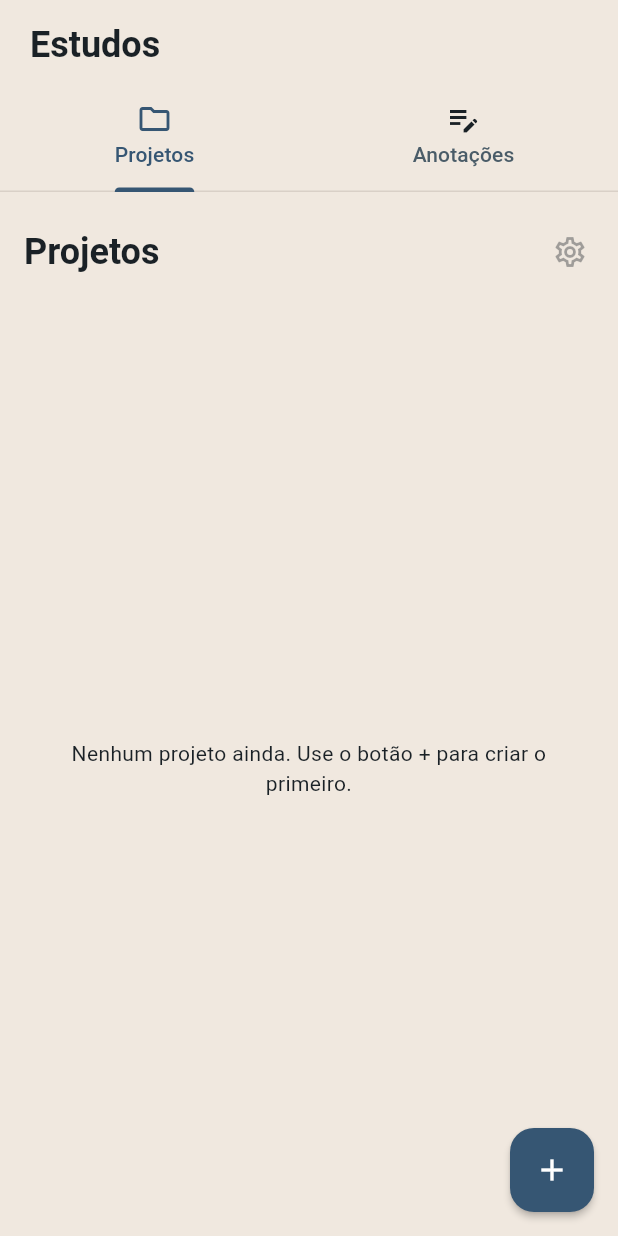
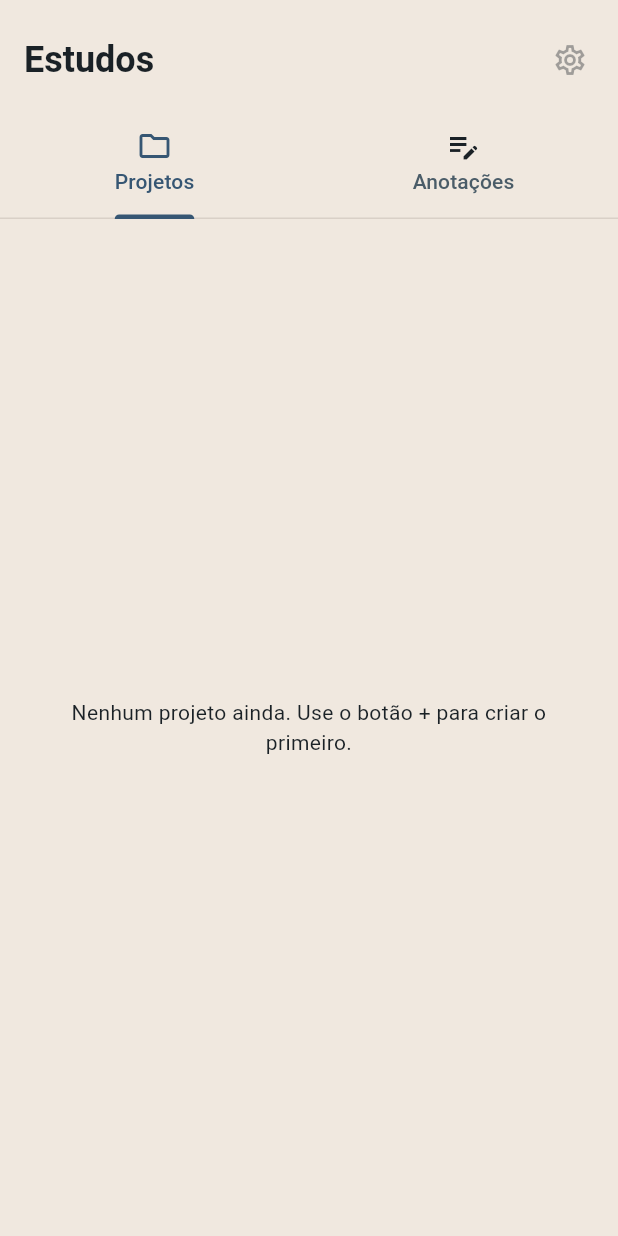
Before and after one commit to ArthurM749/app_estudos, a Flutter app: the EstudosScreen screen opened directly, on a phone screen of 412 x 824 dp. Run offline on Flutter 3.47's test engine with Material 3 defaults, Android fonts, the phone set to English and light mode, and no system bars; our stand-ins replace fl_chart, image_picker, sqflite, sqflite_common_ffi, sqflite_common_ffi_web, supabase_flutter; accounts and stored records are empty.

Commit message:
modified:   lib/screens/anotacoes_screen.dart 	modified:   lib/screens/estudos_screen.dart

```diff
--- a/lib/screens/estudos_screen.dart
+++ b/lib/screens/estudos_screen.dart
@@ -1,5 +1,6 @@
 import 'package:flutter/material.dart';
 
+import '../widgets/cabecalho_da_aba.dart';
 import 'anotacoes_screen.dart';
 import 'projetos_screen.dart';
 
@@ -22,17 +23,9 @@ class EstudosScreen extends StatelessWidget {
         body: SafeArea(
           child: Column(
             children: [
-              Padding(
-                padding: const EdgeInsets.fromLTRB(20, 14, 20, 8),
-                child: Align(
-                  alignment: Alignment.centerLeft,
-                  child: Text(
-                    'Estudos',
-                    style: Theme.of(context).textTheme.headlineSmall?.copyWith(
-                          fontWeight: FontWeight.w700,
-                        ),
-                  ),
-                ),
+              CabecalhoDaAba(
+                titulo: 'Estudos',
+                aoTocarConfiguracoes: aoTocarConfiguracoes,
               ),
               TabBar(
                 tabs: const [
@@ -46,11 +39,15 @@ class EstudosScreen extends StatelessWidget {
               Expanded(
                 child: TabBarView(
                   children: [
+                    // Cabeçalho e botão de criar já são da seção Estudos e do +
+                    // central; as telas existentes são reaproveitadas como estão.
                     ProjetosScreen(
-                      aoTocarConfiguracoes: aoTocarConfiguracoes,
+                      mostrarCabecalho: false,
+                      mostrarBotaoCriar: false,
                     ),
                     AnotacoesScreen(
-                      aoTocarConfiguracoes: aoTocarConfiguracoes,
+                      mostrarCabecalho: false,
+                      mostrarBotaoCriar: false,
                     ),
                   ],
                 ),
```
Also changed, not shown: lib/screens/anotacoes_screen.dart (+69 -14 lines).
